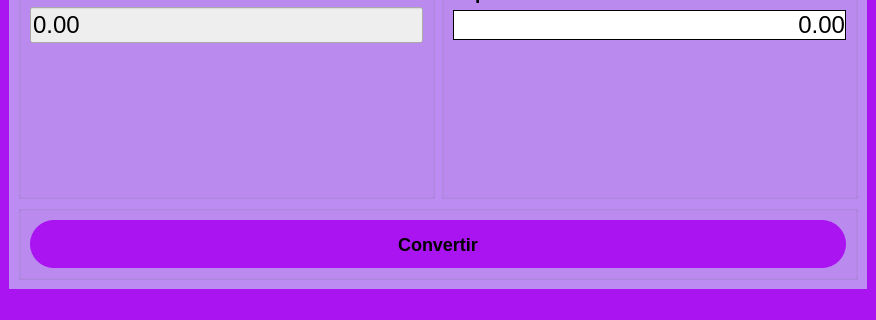
This is ui/ventanaPrincipal.ui in dbagato/2DAM as Qt 5 draws it before an edit; both pictures show x 0 to 876 and y 311 to 631 of the 876 by 631 pixel window. The edited form follows.
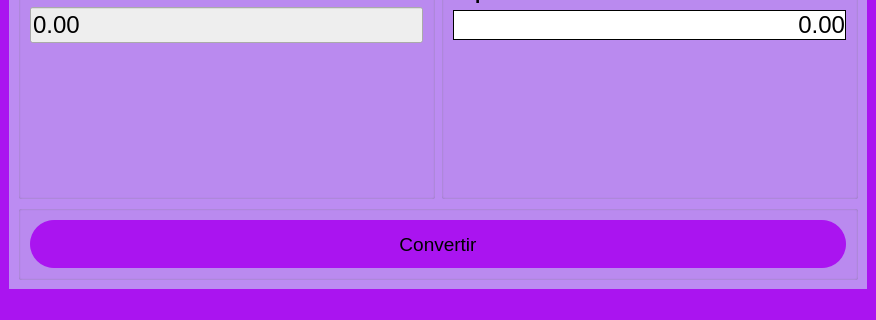
This is the edited form.

The edit to the form file:
```diff
--- a/ui/ventanaPrincipal.ui
+++ b/ui/ventanaPrincipal.ui
@@ -46,10 +46,6 @@
   background-color: #AA14F0;
   border-radius: 24px;
   border-style: none;
-  box-sizing: border-box;
-  fill: currentcolor;
-  font-size: 18px;
-  font-weight: 500;
   height: 48px;
 }
 </string>
@@ -58,9 +54,21 @@
    <layout class="QGridLayout" name="gridLayout_2">
     <item row="0" column="0">
      <widget class="QTabWidget" name="tabWidget">
+      <property name="minimumSize">
+       <size>
+        <width>0</width>
+        <height>0</height>
+       </size>
+      </property>
       <property name="currentIndex">
        <number>0</number>
       </property>
+      <property name="iconSize">
+       <size>
+        <width>16</width>
+        <height>16</height>
+       </size>
+      </property>
       <widget class="QWidget" name="tab">
        <attribute name="title">
         <string>Conversor de Divisas</string>
@@ -320,9 +328,7 @@
                 <widget class="QPushButton" name="convertirPrincipal">
                  <property name="font">
                   <font>
-                   <pointsize>-1</pointsize>
-                   <weight>62</weight>
-                   <bold>true</bold>
+                   <pointsize>14</pointsize>
                   </font>
                  </property>
                  <property name="text">
```
Left out of the diff: 8 changed lines with no effect on the pictures.
